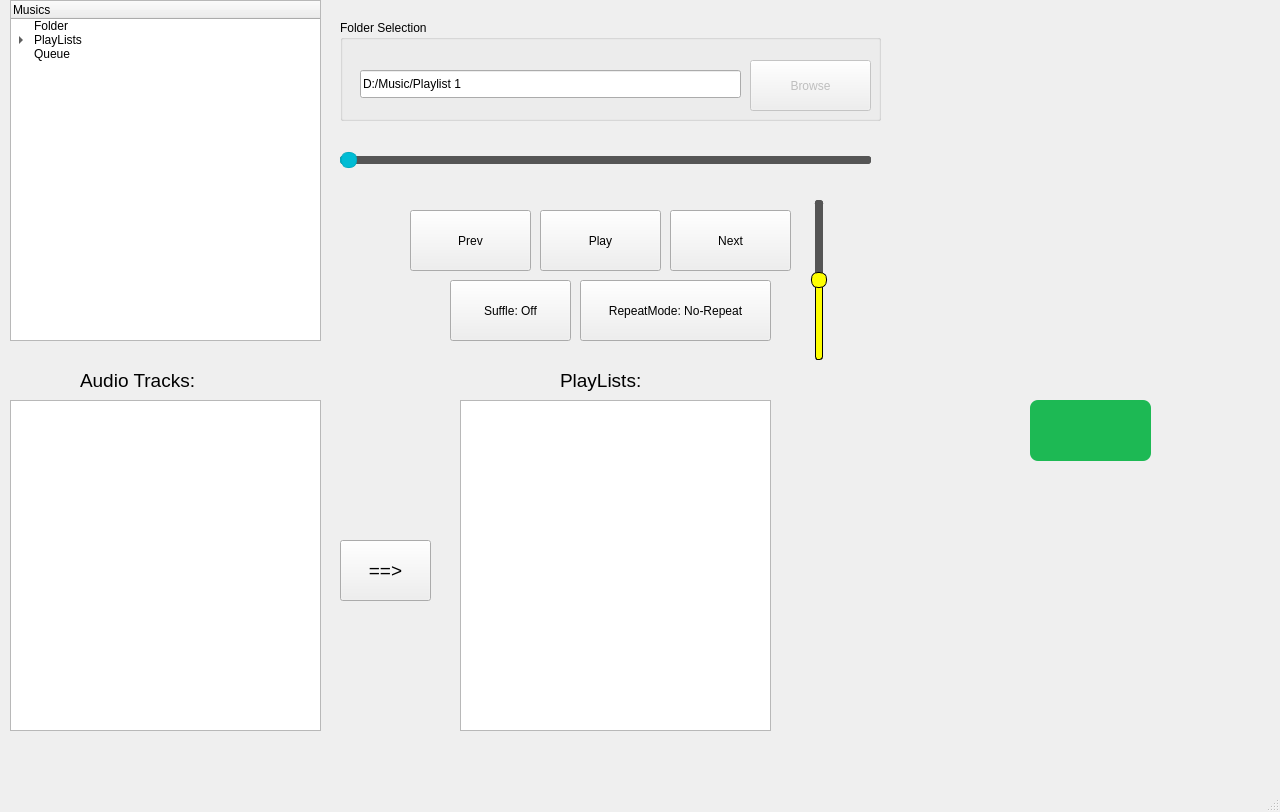
First picture: the form in MusicRoom/musicroom.ui, repository Mamad-MD/JukeBox-MusicPlayer-, before the edit.
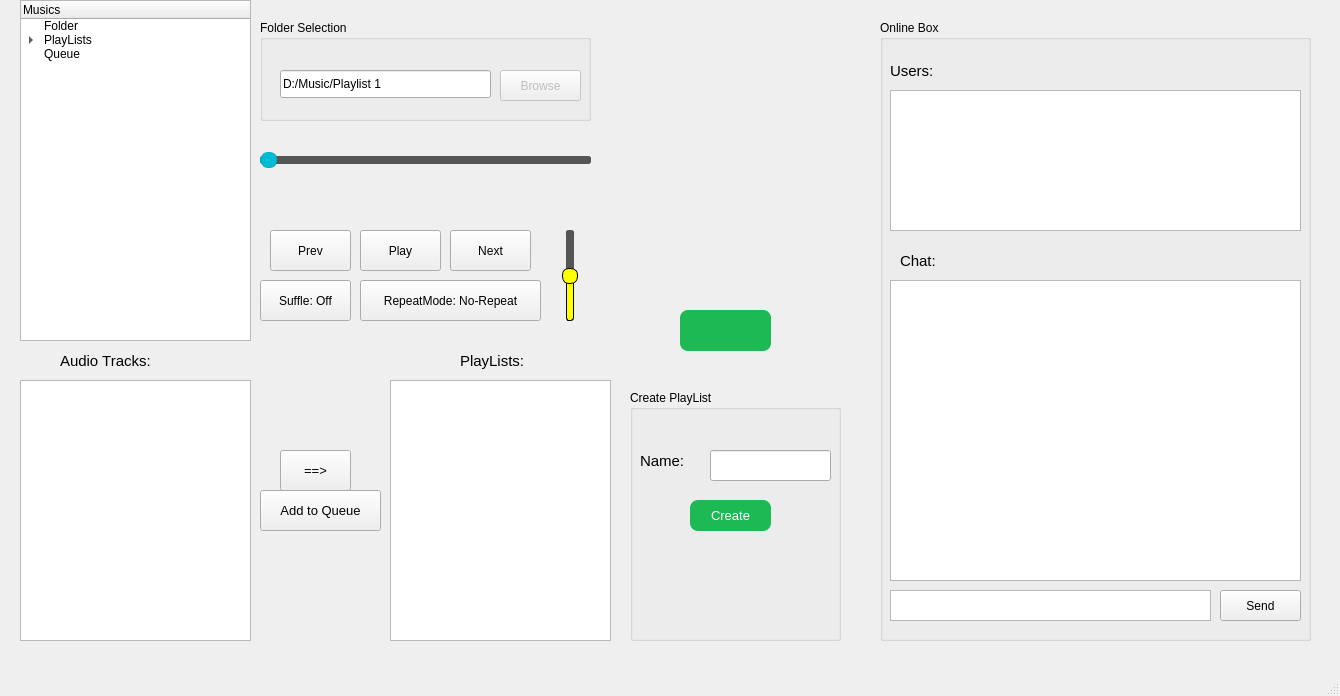
Second picture: the form after the edit. Custom widgets are drawn as their Qt base class.

Commit message: Playlist and Queue are DONE! and Made ChatBox UI

The edit to the form file:
```diff
--- a/MusicRoom/musicroom.ui
+++ b/MusicRoom/musicroom.ui
@@ -6,8 +6,8 @@
    <rect>
     <x>0</x>
     <y>0</y>
-    <width>1280</width>
-    <height>812</height>
+    <width>1340</width>
+    <height>696</height>
    </rect>
   </property>
   <property name="windowTitle">
@@ -23,9 +23,9 @@
    <widget class="QTreeWidget" name="TreeWidget_Category">
     <property name="geometry">
      <rect>
-      <x>10</x>
+      <x>20</x>
       <y>0</y>
-      <width>311</width>
+      <width>231</width>
       <height>341</height>
      </rect>
     </property>
@@ -58,10 +58,10 @@
    <widget class="QListView" name="ListView_AudioTracks">
     <property name="geometry">
      <rect>
-      <x>10</x>
-      <y>400</y>
-      <width>311</width>
-      <height>331</height>
+      <x>20</x>
+      <y>380</y>
+      <width>231</width>
+      <height>261</height>
      </rect>
     </property>
     <property name="editTriggers">
@@ -71,15 +71,15 @@
    <widget class="QLabel" name="label">
     <property name="geometry">
      <rect>
-      <x>80</x>
-      <y>360</y>
+      <x>60</x>
+      <y>340</y>
       <width>151</width>
       <height>41</height>
      </rect>
     </property>
     <property name="font">
      <font>
-      <pointsize>14</pointsize>
+      <pointsize>11</pointsize>
      </font>
     </property>
     <property name="text">
@@ -89,10 +89,10 @@
    <widget class="QPushButton" name="PushButton_PlayPause">
     <property name="geometry">
      <rect>
-      <x>540</x>
-      <y>210</y>
-      <width>121</width>
-      <height>61</height>
+      <x>360</x>
+      <y>230</y>
+      <width>81</width>
+      <height>41</height>
      </rect>
     </property>
     <property name="text">
@@ -102,10 +102,10 @@
    <widget class="QPushButton" name="PushButton_Next">
     <property name="geometry">
      <rect>
-      <x>670</x>
-      <y>210</y>
-      <width>121</width>
-      <height>61</height>
+      <x>450</x>
+      <y>230</y>
+      <width>81</width>
+      <height>41</height>
      </rect>
     </property>
     <property name="focusPolicy">
@@ -118,10 +118,10 @@
    <widget class="QPushButton" name="PushButton_Prev">
     <property name="geometry">
      <rect>
-      <x>410</x>
-      <y>210</y>
-      <width>121</width>
-      <height>61</height>
+      <x>270</x>
+      <y>230</y>
+      <width>81</width>
+      <height>41</height>
      </rect>
     </property>
     <property name="text">
@@ -131,10 +131,10 @@
    <widget class="QPushButton" name="PushButton_Shuffle">
     <property name="geometry">
      <rect>
-      <x>450</x>
+      <x>260</x>
       <y>280</y>
-      <width>121</width>
-      <height>61</height>
+      <width>91</width>
+      <height>41</height>
      </rect>
     </property>
     <property name="text">
@@ -144,9 +144,9 @@
    <widget class="QGroupBox" name="groupBox">
     <property name="geometry">
      <rect>
-      <x>340</x>
+      <x>260</x>
       <y>20</y>
-      <width>541</width>
+      <width>331</width>
       <height>101</height>
      </rect>
     </property>
@@ -159,10 +159,10 @@
      </property>
      <property name="geometry">
       <rect>
-       <x>410</x>
-       <y>40</y>
-       <width>121</width>
-       <height>51</height>
+       <x>240</x>
+       <y>50</y>
+       <width>81</width>
+       <height>31</height>
       </rect>
      </property>
      <property name="text">
@@ -174,7 +174,7 @@
       <rect>
        <x>20</x>
        <y>50</y>
-       <width>381</width>
+       <width>211</width>
        <height>28</height>
       </rect>
      </property>
@@ -189,10 +189,10 @@
    <widget class="QPushButton" name="PushButton_Repeat">
     <property name="geometry">
      <rect>
-      <x>580</x>
+      <x>360</x>
       <y>280</y>
-      <width>191</width>
-      <height>61</height>
+      <width>181</width>
+      <height>41</height>
      </rect>
     </property>
     <property name="text">
@@ -202,9 +202,9 @@
    <widget class="QSlider" name="Slider_MusicSlider">
     <property name="geometry">
      <rect>
-      <x>340</x>
+      <x>260</x>
       <y>140</y>
-      <width>531</width>
+      <width>331</width>
       <height>41</height>
      </rect>
     </property>
@@ -247,7 +247,7 @@
    <widget class="QLabel" name="Label_Timer">
     <property name="geometry">
      <rect>
-      <x>490</x>
+      <x>310</x>
       <y>180</y>
       <width>211</width>
       <height>31</height>
@@ -263,10 +263,10 @@
    <widget class="QListView" name="ListView_PlayLists">
     <property name="geometry">
      <rect>
-      <x>460</x>
-      <y>400</y>
-      <width>311</width>
-      <height>331</height>
+      <x>390</x>
+      <y>380</y>
+      <width>221</width>
+      <height>261</height>
      </rect>
     </property>
     <property name="editTriggers">
@@ -276,15 +276,15 @@
    <widget class="QLabel" name="label_2">
     <property name="geometry">
      <rect>
-      <x>560</x>
-      <y>360</y>
-      <width>151</width>
+      <x>460</x>
+      <y>340</y>
+      <width>101</width>
       <height>41</height>
      </rect>
     </property>
     <property name="font">
      <font>
-      <pointsize>14</pointsize>
+      <pointsize>11</pointsize>
      </font>
     </property>
     <property name="text">
@@ -294,15 +294,15 @@
    <widget class="QPushButton" name="PushButton_Prev_2">
     <property name="geometry">
      <rect>
-      <x>340</x>
-      <y>540</y>
-      <width>91</width>
-      <height>61</height>
+      <x>280</x>
+      <y>450</y>
+      <width>71</width>
+      <height>41</height>
      </rect>
     </property>
     <property name="font">
      <font>
-      <pointsize>14</pointsize>
+      <pointsize>10</pointsize>
      </font>
     </property>
     <property name="text">
@@ -312,10 +312,10 @@
    <widget class="QPushButton" name="PushButton_SwitchView">
     <property name="geometry">
      <rect>
-      <x>1030</x>
-      <y>400</y>
-      <width>121</width>
-      <height>61</height>
+      <x>680</x>
+      <y>310</y>
+      <width>91</width>
+      <height>41</height>
      </rect>
     </property>
     <property name="styleSheet">
@@ -325,7 +325,7 @@
       border: none;
       border-radius: 8px;
       padding: 10px 20px;
-      font-size: 14px;
+      font-size: 11px;
     }
     QPushButton:hover {
     background-color: #1ed760;
@@ -338,10 +338,10 @@
    <widget class="QStackedWidget" name="Widget_MusicDisplay">
     <property name="geometry">
      <rect>
-      <x>930</x>
-      <y>50</y>
-      <width>321</width>
-      <height>331</height>
+      <x>610</x>
+      <y>20</y>
+      <width>251</width>
+      <height>281</height>
      </rect>
     </property>
     <property name="currentIndex">
@@ -371,8 +371,8 @@
        <rect>
         <x>0</x>
         <y>0</y>
-        <width>321</width>
-        <height>331</height>
+        <width>251</width>
+        <height>281</height>
        </rect>
       </property>
      </widget>
@@ -381,10 +381,10 @@
    <widget class="QSlider" name="Slider_Volume">
     <property name="geometry">
      <rect>
-      <x>810</x>
-      <y>200</y>
-      <width>18</width>
-      <height>160</height>
+      <x>560</x>
+      <y>230</y>
+      <width>20</width>
+      <height>91</height>
      </rect>
     </property>
     <property name="styleSheet">
@@ -429,6 +429,206 @@
      <enum>Qt::Orientation::Vertical</enum>
     </property>
    </widget>
+   <widget class="QPushButton" name="PushButton_AddTrackToQueue">
+    <property name="geometry">
+     <rect>
+      <x>260</x>
+      <y>490</y>
+      <width>121</width>
+      <height>41</height>
+     </rect>
+    </property>
+    <property name="font">
+     <font>
+      <pointsize>10</pointsize>
+     </font>
+    </property>
+    <property name="text">
+     <string>Add to Queue</string>
+    </property>
+   </widget>
+   <widget class="QGroupBox" name="groupBox_2">
+    <property name="geometry">
+     <rect>
+      <x>630</x>
+      <y>390</y>
+      <width>211</width>
+      <height>251</height>
+     </rect>
+    </property>
+    <property name="title">
+     <string>Create PlayList</string>
+    </property>
+    <widget class="QLineEdit" name="LineEdit_PlayListName">
+     <property name="geometry">
+      <rect>
+       <x>80</x>
+       <y>60</y>
+       <width>121</width>
+       <height>31</height>
+      </rect>
+     </property>
+     <property name="font">
+      <font>
+       <pointsize>12</pointsize>
+      </font>
+     </property>
+     <property name="text">
+      <string/>
+     </property>
+     <property name="frame">
+      <bool>true</bool>
+     </property>
+     <property name="readOnly">
+      <bool>false</bool>
+     </property>
+    </widget>
+    <widget class="QPushButton" name="PushButton_CreatePlayList">
+     <property name="geometry">
+      <rect>
+       <x>60</x>
+       <y>110</y>
+       <width>81</width>
+       <height>31</height>
+      </rect>
+     </property>
+     <property name="styleSheet">
+      <string notr="true">QPushButton {
+    background-color: #1DB954;
+      color: white;
+      border: none;
+      border-radius: 8px;
+      padding: 10px 20px;
+      font-size: 13px;
+    }
+    QPushButton:hover {
+    background-color: #1ed760;
+    }</string>
+     </property>
+     <property name="text">
+      <string>Create</string>
+     </property>
+    </widget>
+    <widget class="QLabel" name="label_3">
+     <property name="geometry">
+      <rect>
+       <x>10</x>
+       <y>50</y>
+       <width>71</width>
+       <height>41</height>
+      </rect>
+     </property>
+     <property name="font">
+      <font>
+       <pointsize>11</pointsize>
+      </font>
+     </property>
+     <property name="text">
+      <string>Name:</string>
+     </property>
+    </widget>
+   </widget>
+   <widget class="QGroupBox" name="GroupBox_OnlineBox">
+    <property name="enabled">
+     <bool>true</bool>
+    </property>
+    <property name="geometry">
+     <rect>
+      <x>880</x>
+      <y>20</y>
+      <width>431</width>
+      <height>621</height>
+     </rect>
+    </property>
+    <property name="title">
+     <string>Online Box</string>
+    </property>
+    <widget class="QTextBrowser" name="TextBrowser_Messages">
+     <property name="geometry">
+      <rect>
+       <x>10</x>
+       <y>260</y>
+       <width>411</width>
+       <height>301</height>
+      </rect>
+     </property>
+    </widget>
+    <widget class="QTextEdit" name="TextEdit_Message">
+     <property name="geometry">
+      <rect>
+       <x>10</x>
+       <y>570</y>
+       <width>321</width>
+       <height>31</height>
+      </rect>
+     </property>
+    </widget>
+    <widget class="QListView" name="ListView_PlayLists_2">
+     <property name="geometry">
+      <rect>
+       <x>10</x>
+       <y>70</y>
+       <width>411</width>
+       <height>141</height>
+      </rect>
+     </property>
+     <property name="editTriggers">
+      <set>QAbstractItemView::EditTrigger::EditKeyPressed</set>
+     </property>
+    </widget>
+    <widget class="QLabel" name="label_4">
+     <property name="geometry">
+      <rect>
+       <x>10</x>
+       <y>30</y>
+       <width>71</width>
+       <height>41</height>
+      </rect>
+     </property>
+     <property name="font">
+      <font>
+       <pointsize>11</pointsize>
+      </font>
+     </property>
+     <property name="text">
+      <string>Users:</string>
+     </property>
+    </widget>
+    <widget class="QLabel" name="label_5">
+     <property name="geometry">
+      <rect>
+       <x>20</x>
+       <y>220</y>
+       <width>71</width>
+       <height>41</height>
+      </rect>
+     </property>
+     <property name="font">
+      <font>
+       <pointsize>11</pointsize>
+      </font>
+     </property>
+     <property name="text">
+      <string>Chat:</string>
+     </property>
+    </widget>
+    <widget class="QPushButton" name="PushButton_Send">
+     <property name="geometry">
+      <rect>
+       <x>340</x>
+       <y>570</y>
+       <width>81</width>
+       <height>31</height>
+      </rect>
+     </property>
+     <property name="focusPolicy">
+      <enum>Qt::FocusPolicy::StrongFocus</enum>
+     </property>
+     <property name="text">
+      <string>Send</string>
+     </property>
+    </widget>
+   </widget>
   </widget>
   <widget class="QMenuBar" name="menubar">
    <property name="geometry">
```
Left out of the diff: 8 changed lines with no effect on the pictures. The commit also changes 8 other files.
